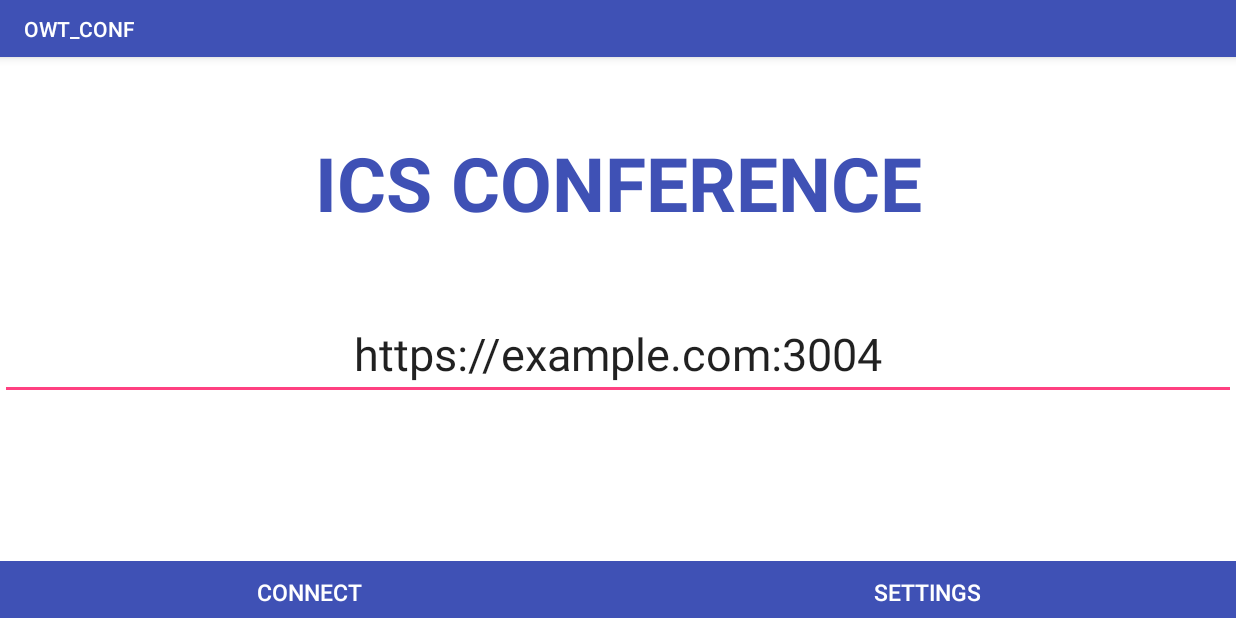
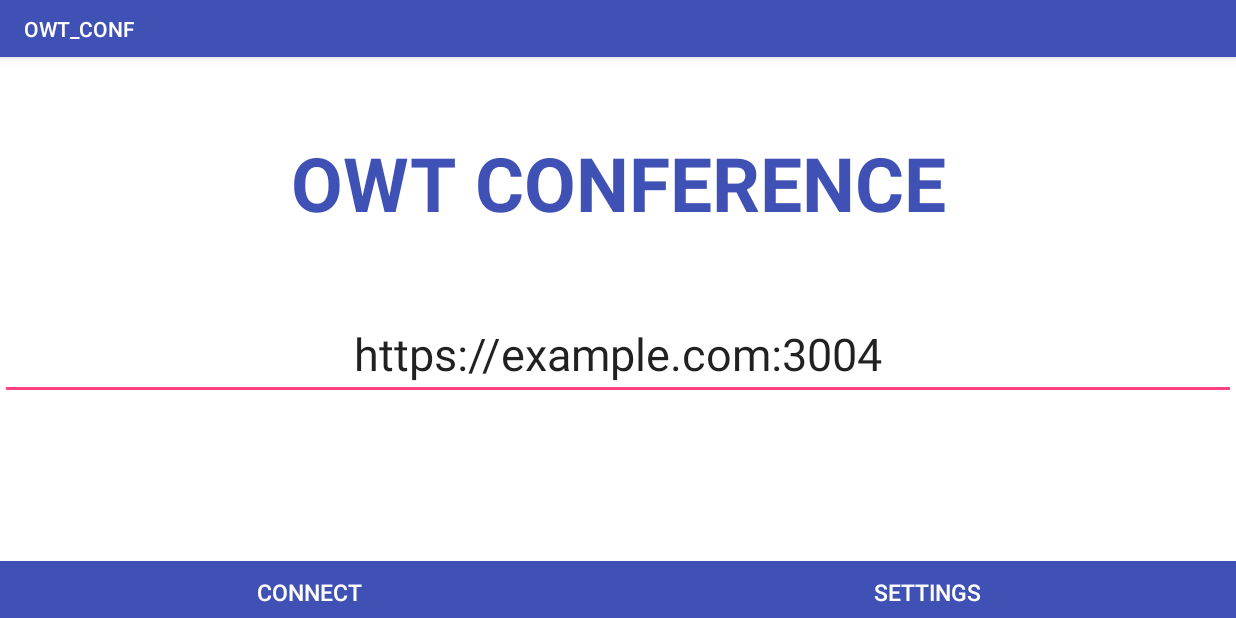
Before and after one commit to open-webrtc-toolkit/owt-client-android, an Android app: the screen it shows after launch (MainActivity), on a phone screen of 824 x 412 dp (held sideways). Run offline under Robolectric (Android 15) with nearby library versions, the phone set to English and light mode, and no system bars; libraries missing offline, so code that uses them is left out: org.webrtc, owt.base, owt.conference; pictures from the network do not load; 7 statements that could not run were skipped.

Commit message:
Rename ICS to OWT in sample

```diff
--- a/src/sample/conference/src/main/res/values/strings.xml
+++ b/src/sample/conference/src/main/res/values/strings.xml
@@ -1,6 +1,6 @@
 <resources>
     <string name="app_name">OWT_CONF</string>
-    <string name="owt_conf">ICS CONFERENCE</string>
+    <string name="owt_conf">OWT CONFERENCE</string>
     <string name="server_url">server url</string>
     <string name="connect">connect</string>
     <string name="connecting">connecting</string>
--- a/src/sample/p2p/src/main/res/values/strings.xml
+++ b/src/sample/p2p/src/main/res/values/strings.xml
@@ -22,5 +22,5 @@
     <string name="camera_back">BACK</string>
     <string name="camera_resolution">Camera Resolution</string>
     <string name="send">send</string>
-    <string name="owt_p2p">ICS P2P</string>
+    <string name="owt_p2p">OWT P2P</string>
 </resources>
```
